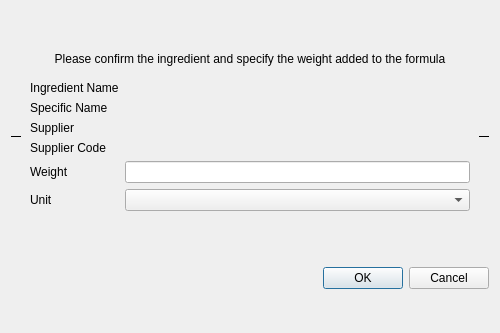
The window that pjrd/ui/confirmAddDialog.ui (NAustinO/NutriPress) describes before a commit, drawn with Qt 5.
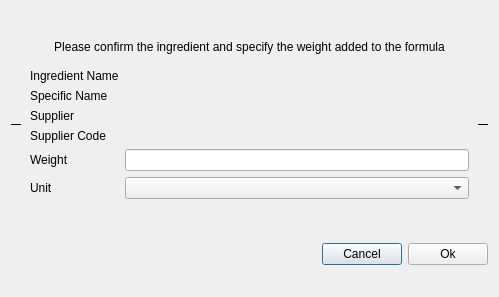
The same window after the commit.

```diff
--- a/pjrd/ui/confirmAddDialog.ui
+++ b/pjrd/ui/confirmAddDialog.ui
@@ -6,8 +6,8 @@
    <rect>
     <x>0</x>
     <y>0</y>
-    <width>500</width>
-    <height>333</height>
+    <width>499</width>
+    <height>297</height>
    </rect>
   </property>
   <property name="sizePolicy">
@@ -148,14 +148,35 @@
     </widget>
    </item>
    <item>
-    <widget class="QDialogButtonBox" name="buttonBox">
-     <property name="orientation">
-      <enum>Qt::Horizontal</enum>
-     </property>
-     <property name="standardButtons">
-      <set>QDialogButtonBox::Cancel|QDialogButtonBox::Ok</set>
-     </property>
-    </widget>
+    <layout class="QHBoxLayout" name="horizontalLayout">
+     <item>
+      <spacer name="horizontalSpacer">
+       <property name="orientation">
+        <enum>Qt::Horizontal</enum>
+       </property>
+       <property name="sizeHint" stdset="0">
+        <size>
+         <width>40</width>
+         <height>20</height>
+        </size>
+       </property>
+      </spacer>
+     </item>
+     <item>
+      <widget class="QPushButton" name="cancelPushBtn">
+       <property name="text">
+        <string>Cancel</string>
+       </property>
+      </widget>
+     </item>
+     <item>
+      <widget class="QPushButton" name="okPushBtn">
+       <property name="text">
+        <string>Ok</string>
+       </property>
+      </widget>
+     </item>
+    </layout>
    </item>
   </layout>
  </widget>
```
Left out of the diff: 35 changed lines with no effect on the pictures.
